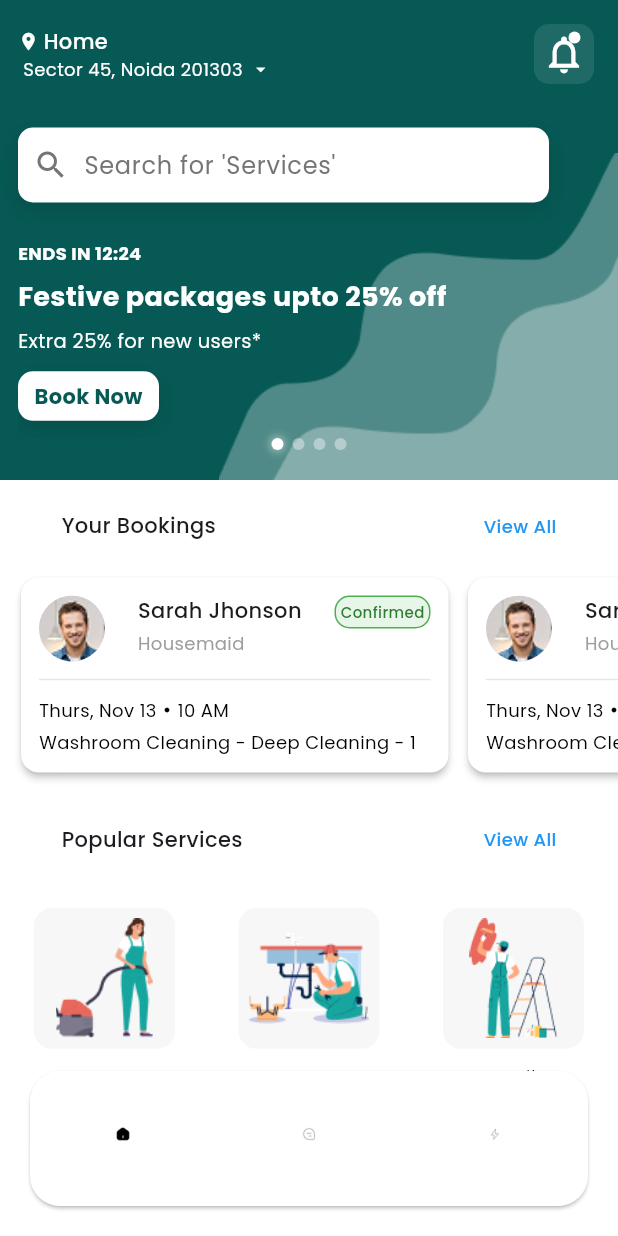
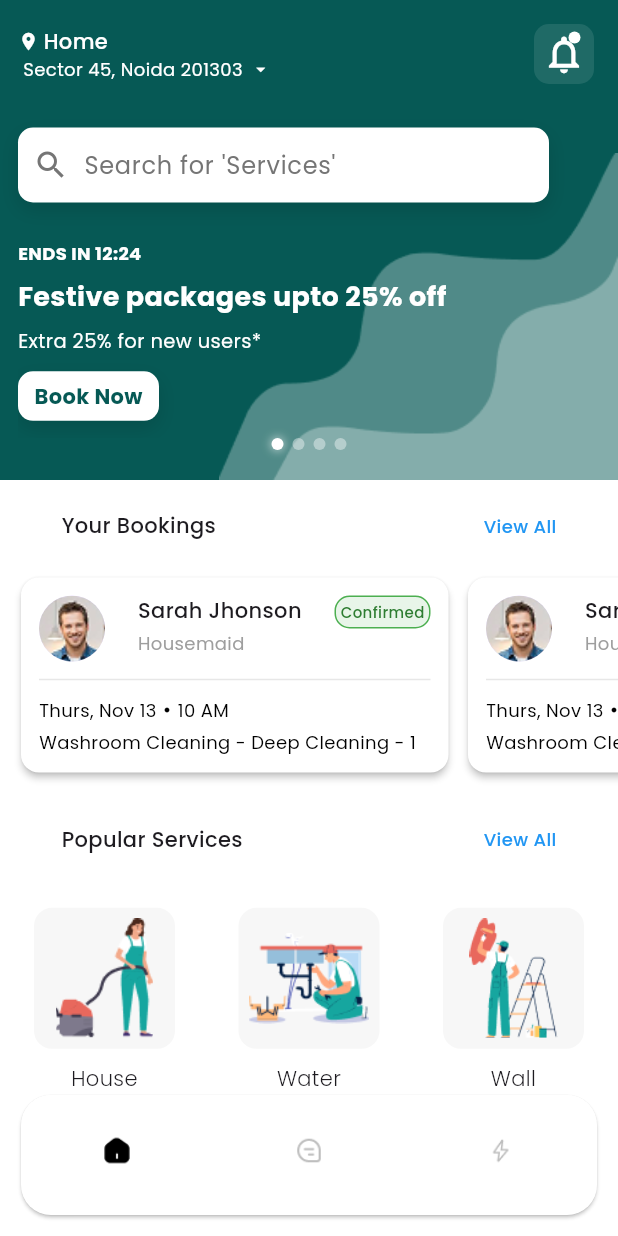
Before and after one commit to amankrsinghh/flutterUIchallenge-, a Flutter app: the screen it shows after launch, on a phone screen of 412 x 824 dp. Run offline on Flutter 3.47's test engine with Material 3 defaults, Android fonts, the phone set to English and light mode, and no system bars; drawn by our look-alikes of badges; our stand-ins replace google_fonts.

Commit message:
bottom navigation update

```diff
--- a/lib/ui_challneg1/screen/main_screen.dart
+++ b/lib/ui_challneg1/screen/main_screen.dart
@@ -173,19 +173,22 @@ class _HomeScreenState extends State<HomeScreen> {
         //   ),
         // ),
 
-        bottomNavigationBar: Padding(
-          padding: const EdgeInsets.only(left: 10,bottom: 20,right: 10),
+
+          bottomNavigationBar: SafeArea(
+            child: Padding(
+              padding: const EdgeInsets.only(left: 10, right: 10, bottom: 10),
               child: Card(
                 shape: RoundedRectangleBorder(
                   borderRadius: BorderRadius.circular(20),
                 ),
                 color: Colors.white,
-            margin: const EdgeInsets.symmetric(horizontal: 10),
                 child: SizedBox(
-              height: 90,
+                  height: 80, // reduced height to avoid overflow
                   child: BottomNavigationBar(
                     currentIndex: 0,
-                onTap: (index) {},
+                    onTap: (index) {
+                      // handle tab change
+                    },
                     backgroundColor: Colors.transparent,
                     selectedItemColor: Colors.black,
                     unselectedItemColor: Colors.grey,
@@ -194,15 +197,15 @@ class _HomeScreenState extends State<HomeScreen> {
                     elevation: 0,
                     items: [
                       BottomNavigationBarItem(
-                    icon: Image.asset("assets/icons/home.png", height: 20, width: 20),
+                        icon: Image.asset("assets/icons/home.png", height: 40, width: 40),
                         label: 'Home',
                       ),
                       BottomNavigationBarItem(
-                    icon: Image.asset("assets/icons/analysis.png", height: 20, width: 20),
+                        icon: Image.asset("assets/icons/analysis.png", height: 40, width: 40),
                         label: 'Analysis',
                       ),
                       BottomNavigationBarItem(
-                    icon: Image.asset("assets/icons/profile.png", height: 20, width: 20),
+                        icon: Image.asset("assets/icons/profile.png", height: 40, width: 40),
                         label: 'Profile',
                       ),
                     ],
@@ -210,6 +213,7 @@ class _HomeScreenState extends State<HomeScreen> {
                 ),
               ),
             ),
+          )
       );
 
   }
```
Lines whose indentation alone changed are shown as unchanged.
